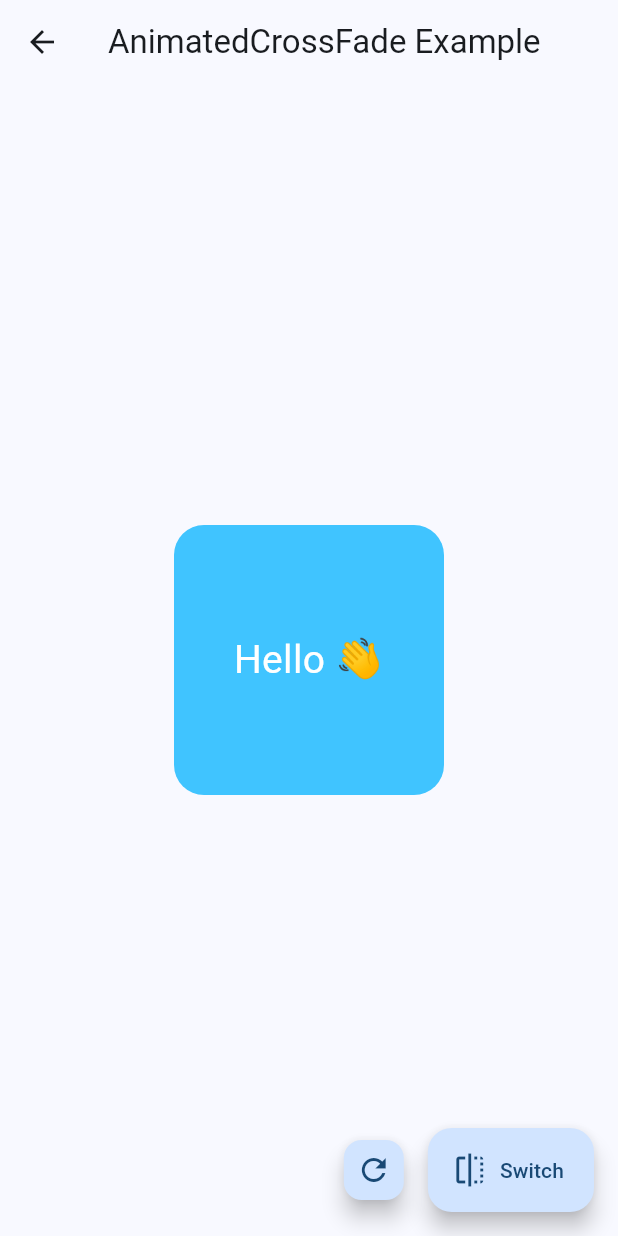
After one commit to archiecheng/implicit_animation, a Flutter app: the AnimatedCrossFadeDemo screen opened directly, on a phone screen of 412 x 824 dp. The commit adds this screen. Run offline on Flutter 3.47's test engine with Material 3 defaults, Android fonts, the phone set to English and light mode, and no system bars.

Commit message:
delete animatedswitcher and change to animatedcrossfade

```diff
--- /dev/null
+++ b/lib/demos/animated_crossfade.dart
@@ -0,0 +1,88 @@
+/*
+ * @Author: archiecheng archiechengice@outlook.com
+ * @Date: 2025-11-03 22:41:20
+ * @LastEditors: archiecheng archiechengice@outlook.com
+ * @LastEditTime: 2025-11-03 22:46:52
+ * @FilePath: \Implicit Animations\implicit_animations_demo\lib\demos\animated_crossfade.dart
+ * @Description: 这是默认设置,请设置`customMade`, 打开koroFileHeader查看配置 进行设置: https://github.com/OBKoro1/koro1FileHeader/wiki/%E9%85%8D%E7%BD%AE
+ */
+import 'package:flutter/material.dart';
+
+/// AnimatedCrossFade 隐式动画示例：
+/// - 可在两个 Widget 之间平滑切换（淡入淡出 + 尺寸过渡）
+/// - 常用于展示“展开/收起”、“显示/隐藏”等场景
+class AnimatedCrossFadeDemo extends StatefulWidget {
+  const AnimatedCrossFadeDemo({super.key});
+
+  @override
+  State<AnimatedCrossFadeDemo> createState() => _AnimatedCrossFadeDemoState();
+}
+
+class _AnimatedCrossFadeDemoState extends State<AnimatedCrossFadeDemo> {
+  bool _showFirst = true;
+
+  void _toggle() => setState(() => _showFirst = !_showFirst);
+  void _reset() => setState(() => _showFirst = true);
+
+  @override
+  Widget build(BuildContext context) {
+    return Scaffold(
+      appBar: AppBar(title: const Text('AnimatedCrossFade Example')),
+      body: Center(
+        child: AnimatedCrossFade(
+          duration: const Duration(milliseconds: 800),
+          firstCurve: Curves.easeInOut,
+          secondCurve: Curves.easeInOut,
+          crossFadeState: _showFirst
+              ? CrossFadeState.showFirst
+              : CrossFadeState.showSecond,
+          firstChild: Container(
+            key: const ValueKey(1),
+            width: 180,
+            height: 180,
+            decoration: BoxDecoration(
+              color: Colors.lightBlueAccent,
+              borderRadius: BorderRadius.circular(20),
+            ),
+            alignment: Alignment.center,
+            child: const Text(
+              'Hello 👋',
+              style: TextStyle(color: Colors.white, fontSize: 26),
+            ),
+          ),
+          secondChild: Container(
+            key: const ValueKey(2),
+            width: 180,
+            height: 180,
+            decoration: BoxDecoration(
+              color: Colors.teal,
+              borderRadius: BorderRadius.circular(100),
+            ),
+            alignment: Alignment.center,
+            child: const Text(
+              'Goodbye 👋',
+              style: TextStyle(color: Colors.white, fontSize: 24),
+            ),
+          ),
+        ),
+      ),
+      floatingActionButton: Row(
+        mainAxisAlignment: MainAxisAlignment.end,
+        children: [
+          FloatingActionButton.small(
+            heroTag: 'reset',
+            onPressed: _reset,
+            child: const Icon(Icons.refresh),
+          ),
+          const SizedBox(width: 12),
+          FloatingActionButton.extended(
+            heroTag: 'toggle',
+            onPressed: _toggle,
+            label: const Text('Switch'),
+            icon: const Icon(Icons.flip),
+          ),
+        ],
+      ),
+    );
+  }
+}
--- a/lib/demos/animated_padding.dart
+++ b/lib/demos/animated_padding.dart
@@ -41,7 +41,7 @@ class _AnimatedPaddingDemoState extends State<AnimatedPaddingDemo> {
               ),
               alignment: Alignment.center,
               child: const Text(
-                'Padding 动画',
+                'Padding Animation',
                 style: TextStyle(color: Colors.white, fontSize: 20),
               ),
             ),
--- a/lib/main.dart
+++ b/lib/main.dart
@@ -1,5 +1,13 @@
+/*
+ * @Author: archiecheng archiechengice@outlook.com
+ * @Date: 2025-11-02 15:27:56
+ * @LastEditors: archiecheng archiechengice@outlook.com
+ * @LastEditTime: 2025-11-03 22:43:04
+ * @FilePath: \Implicit Animations\implicit_animations_demo\lib\main.dart
+ * @Description: 这是默认设置,请设置`customMade`, 打开koroFileHeader查看配置 进行设置: https://github.com/OBKoro1/koro1FileHeader/wiki/%E9%85%8D%E7%BD%AE
+ */
 import 'package:flutter/material.dart';
-import 'demos/animated_switcher.dart';
+import 'demos/animated_crossfade.dart';
 import 'demos/animated_container.dart';
 import 'demos/animated_opacity.dart';
 import 'demos/animated_align.dart';
@@ -33,11 +41,11 @@ class HomePage extends StatelessWidget {
   @override
   Widget build(BuildContext context) {
     final demos = <DemoItem>[
-      DemoItem('AnimatedSwitcher', (ctx) => const AnimatedSwitcherDemo()),
       DemoItem('AnimatedContainer', (ctx) => const AnimatedContainerDemo()),
       DemoItem('AnimatedOpacity', (ctx) => const AnimatedOpacityDemo()),
       DemoItem('AnimatedAlign', (ctx) => const AnimatedAlignDemo()),
       DemoItem('AnimatedPadding', (ctx) => const AnimatedPaddingDemo()),
+      DemoItem('AnimatedCrossFade', (ctx) => const AnimatedCrossFadeDemo()),
     ];
 
     return Scaffold(
```
Also changed, not shown: lib/demos/animated_switcher.dart (deleted, +0 -76 lines), 1 other file.
